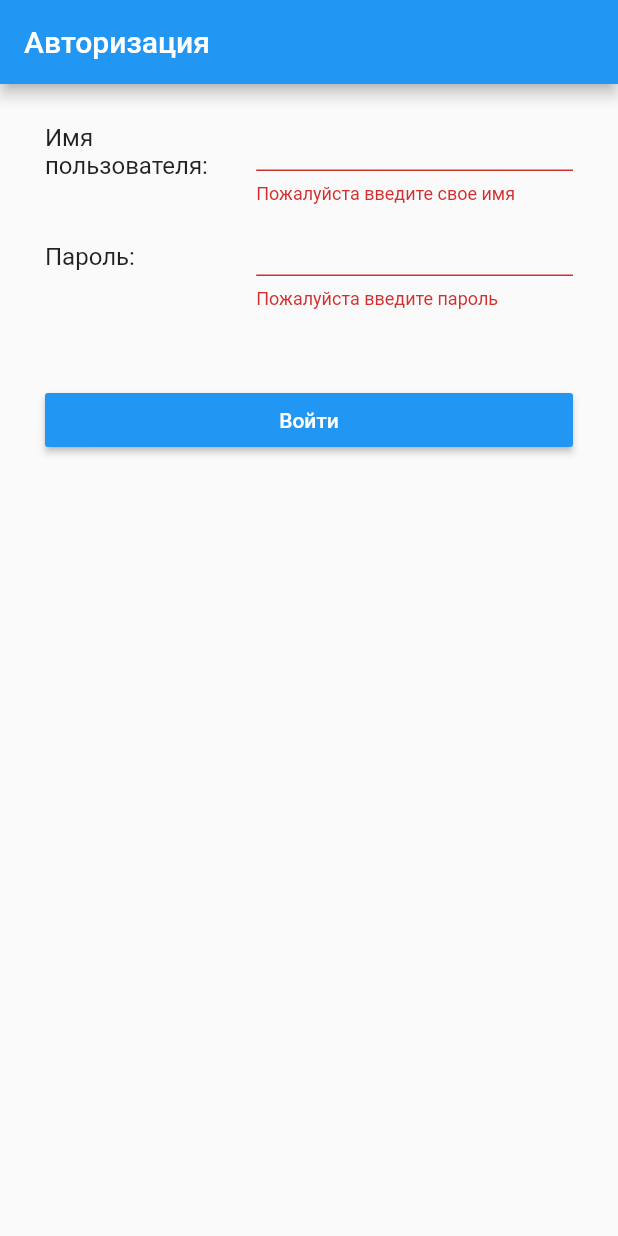
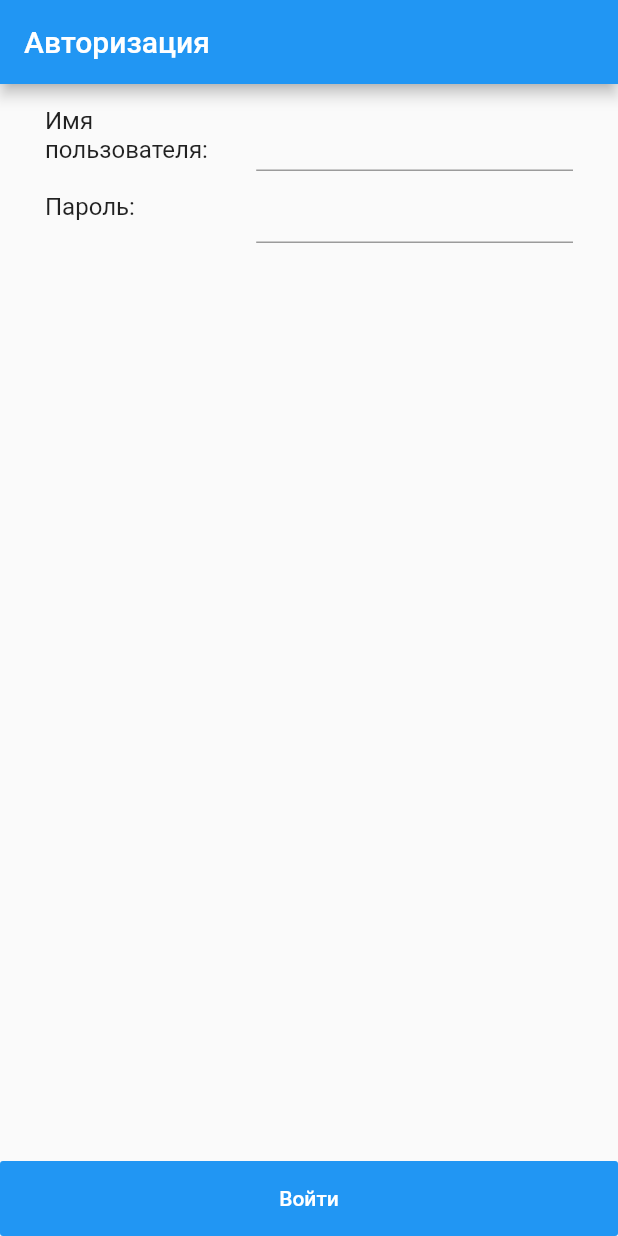
Before and after one commit to senya2007/Booking-nails-master, a Flutter app: the screen it shows after launch, after a tap on "Войти", on a phone screen of 412 x 824 dp. Run offline on Flutter 3.47's test engine with Material 2 defaults, Android fonts, the phone set to English and light mode, and no system bars.

Commit message:
Add Start, MainApp widgets

```diff
--- a/lib/main.dart
+++ b/lib/main.dart
@@ -4,6 +4,7 @@ void main() => runApp(MyApp());
 
 class MyApp extends StatelessWidget {
   // This widget is the root of your application.
+
   @override
   Widget build(BuildContext context) {
     return MaterialApp(
@@ -20,7 +21,69 @@ class MyApp extends StatelessWidget {
         // is not restarted.
         primarySwatch: Colors.blue,
       ),
-      home: Login(),
+      home: Start()
+    );
+  }
+}
+
+class Start extends StatefulWidget{
+  @override
+  State<StatefulWidget> createState() => StartState();
+}
+
+class StartState extends State{
+
+
+  Widget build(BuildContext context){
+    return Scaffold(
+          body: Center(
+          child: new ListView(
+              shrinkWrap: true,
+              padding: const EdgeInsets.all(20.0),
+              children: [
+                Center(child: new Column(
+                  children: <Widget>[
+                    new FlatButton(onPressed:  () {
+                      Navigator.push(
+                        context,
+                        MaterialPageRoute(builder: (context) => LoginView()),
+                      );
+                    }, child: new Text('Войти')),
+                    new FlatButton(onPressed: () {
+                      Navigator.push(
+                        context,
+                        MaterialPageRoute(builder: (context) => LoginView()),
+                      );
+                    }, child: new Text('Зарегистрироваться'))
+                  ],
+                ),)
+              ]
+          ),
+        )
+    );
+  }
+}
+
+class LoginView extends StatelessWidget {
+  // This widget is the root of your application.
+
+  @override
+  Widget build(BuildContext context) {
+    return MaterialApp(
+        title: 'Войти',
+        theme: ThemeData(
+          // This is the theme of your application.
+          //
+          // Try running your application with "flutter run". You'll see the
+          // application has a blue toolbar. Then, without quitting the app, try
+          // changing the primarySwatch below to Colors.green and then invoke
+          // "hot reload" (press "r" in the console where you ran "flutter run",
+          // or simply save your changes to "hot reload" in a Flutter IDE).
+          // Notice that the counter didn't reset back to zero; the application
+          // is not restarted.
+          primarySwatch: Colors.blue,
+        ),
+        home: Login()
     );
   }
 }
@@ -40,9 +103,11 @@ class LoginState extends State {
         appBar: new AppBar(title: new Text('Авторизация')),
         body:
       Container(
+          child: new Form(key: _formKey, child: new Stack(children:  <Widget>[
+            new Container(
+              padding: EdgeInsets.all(10.0),
               margin: const EdgeInsets.only(left: 20.0, right: 20.0),
-          padding: EdgeInsets.all(10.0),
-          child: new Form(key: _formKey, child: new Column(children:  <Widget>[
+              child: new Column(children: <Widget>[
                 new Row(children: [
                   Expanded(
                     flex: 2,
@@ -71,28 +136,81 @@ class LoginState extends State {
                     }),
                   ),
                 ]),
+              ],),
+            ),
+
 
 
             new SizedBox(height: 50.0),
 
-
-
-
-            new SizedBox(
+            new Positioned(child: new Align(
+              alignment: FractionalOffset.bottomCenter,
+              child: new SizedBox(
                 width: double.infinity,
-              child: new RaisedButton(onPressed: () {
-                if (_formKey.currentState.validate()) Scaffold.of(context)
-                    .showSnackBar(SnackBar(
-                  content: Text('Форма успешно заполнена'),
-                  backgroundColor: Colors.green,));
+                height: 50,
+                child: new FlatButton(onPressed: () {
+                  Navigator.push(
+                    context,
+                    MaterialPageRoute(builder: (context) => HomePage()),
+                  );
                 },
                   child: Text('Войти'),
                   color: Colors.blue,
                   textColor: Colors.white,),
               ),
+            )),
+
 
           ],)))
     );}
+  }
+
+class HomePage extends StatelessWidget {
+  @override
+  Widget build(BuildContext context) {
+    return new MaterialApp(
+      color: Colors.yellow,
+      home: DefaultTabController(
+        length: 4,
+        child: new Scaffold(
+          body: TabBarView(
+            children: [
+              new Container(
+                color: Colors.yellow,
+              ),
+              new Container(color: Colors.orange,),
+              new Container(
+                color: Colors.lightGreen,
+              ),
+              new Container(
+                color: Colors.red,
+              ),
+            ],
+          ),
+          bottomNavigationBar: new TabBar(
+            tabs: [
+              Tab(
+                icon: new Icon(Icons.home),
+              ),
+              Tab(
+                icon: new Icon(Icons.rss_feed),
+              ),
+              Tab(
+                icon: new Icon(Icons.perm_identity),
+              ),
+              Tab(icon: new Icon(Icons.settings),)
+            ],
+            labelColor: Colors.yellow,
+            unselectedLabelColor: Colors.blue,
+            indicatorSize: TabBarIndicatorSize.label,
+            indicatorPadding: EdgeInsets.all(5.0),
+            indicatorColor: Colors.red,
+          ),
+          backgroundColor: Colors.black,
+        ),
+      ),
+    );
+  }
 }
 
 
```
Lines whose indentation alone changed are shown as unchanged.
